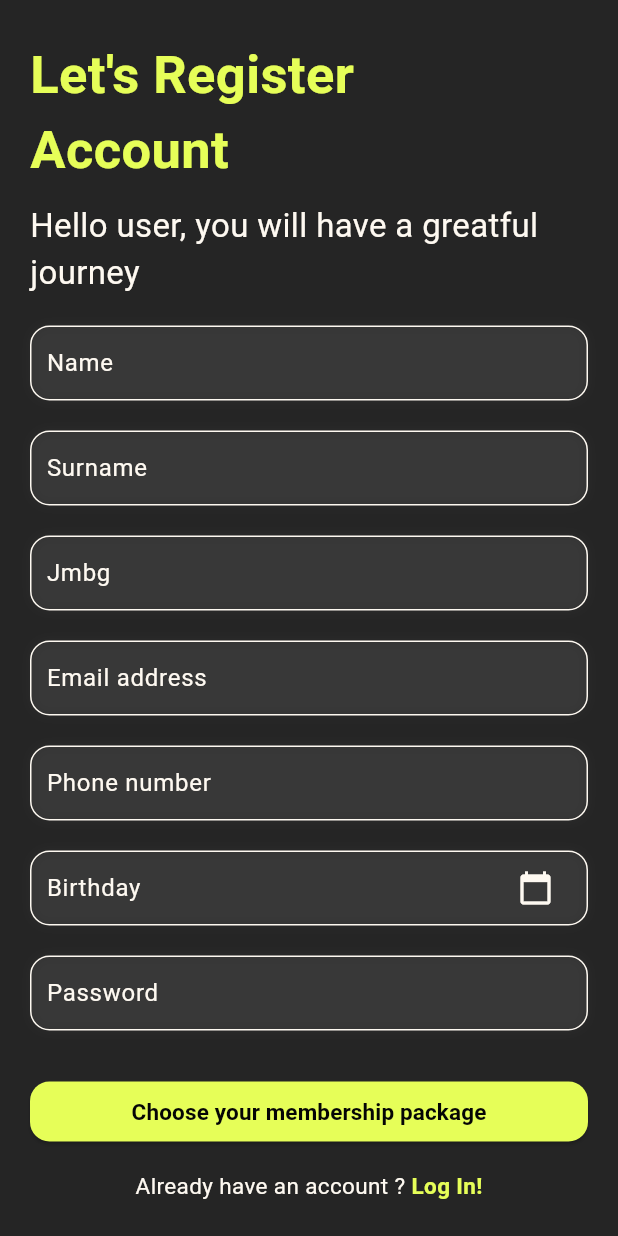
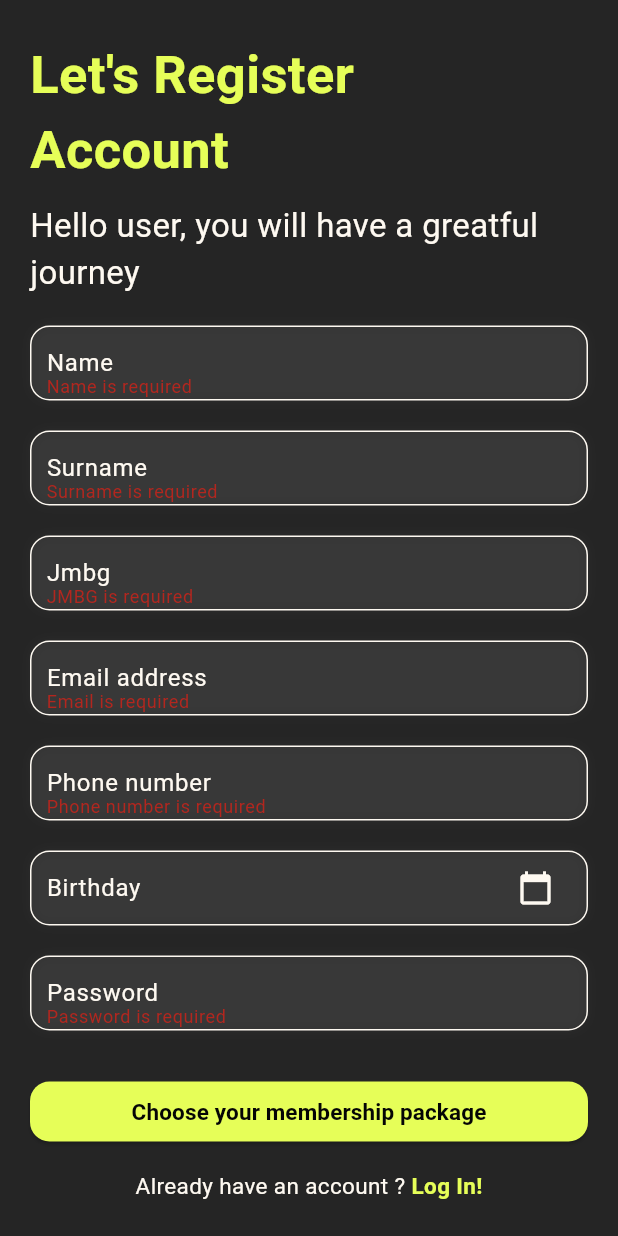
Before and after one commit to sandrakovacevicc/FitnessSystem-Flutter-Mobile, a Flutter app: the SignIn screen opened by its route, after a tap on "Choose your membership package", on a phone screen of 412 x 824 dp. Run offline on Flutter 3.47's test engine with Material 3 defaults, Android fonts, the phone set to English and light mode, and no system bars; our stand-ins replace curved_navigation_bar, hexcolor, jwt_decoder, shared_preferences; accounts and stored records are empty; network calls fail.

Commit message:
registration done

```diff
--- a/lib/main.dart
+++ b/lib/main.dart
@@ -61,7 +61,7 @@ void main() {
                   },
                 );
             }
-        },
+          }
       ),
     ),
   );
--- a/lib/models/user.dart
+++ b/lib/models/user.dart
@@ -35,6 +35,7 @@ class User {
     DateTime? birthdate,
     String? mobileNumber,
     String? specialty,
+    String? password,
   }) {
     return User(
       name: name ?? this.name,
@@ -46,6 +47,7 @@ class User {
       birthdate: birthdate ?? this.birthdate,
       mobileNumber: mobileNumber ?? this.mobileNumber,
       specialty: specialty ?? this.specialty,
+      password: password?? this.password,
     );
   }
 }
--- a/lib/screens/sign_in.dart
+++ b/lib/screens/sign_in.dart
@@ -2,6 +2,7 @@ import 'package:flutter/material.dart';
 import 'package:fytness_system/utils/global_colors.dart';
 import 'package:fytness_system/widgets/global_button.dart';
 import 'package:fytness_system/widgets/global_text_form.dart';
+import 'package:fytness_system/models/user.dart';
 
 class SignIn extends StatefulWidget {
   const SignIn({super.key});
@@ -23,15 +24,16 @@ class _SignInState extends State<SignIn> {
 
   void _submit() {
     if (_formKey.currentState?.validate() ?? false) {
-      final userData = {
-        'name': nameController.text,
-        'surname': surnameController.text,
-        'jmbg': jmbgController.text,
-        'email': emailController.text,
-        'phone': phoneController.text,
-        'birthday': birthdayController.text,
-        'password': passwordController.text,
-      };
+      final User userData = User(
+        name: nameController.text,
+        surname: surnameController.text,
+        email: emailController.text,
+        jmbg: jmbgController.text,
+        role: 'Client',
+        birthdate: DateTime.tryParse(birthdayController.text),
+        mobileNumber: phoneController.text,
+        password: passwordController.text,
+      );
 
       Navigator.pushNamed(context, 'membershipPackages/', arguments: userData);
     }
@@ -91,6 +93,7 @@ class _SignInState extends State<SignIn> {
             width: double.infinity,
             padding: const EdgeInsets.fromLTRB(20, 25, 20, 20),
             child: Form(
+              key: _formKey,
               child: Column(
                 crossAxisAlignment: CrossAxisAlignment.start,
                 children: [
@@ -213,9 +216,7 @@ class _SignInState extends State<SignIn> {
                   Center(
                     child: GlobalButton(
                       text: 'Choose your membership package',
-                      onPressed: () {
-                        _submit();
-                      },
+                      onPressed: _submit,
                       backgroundColor: const Color(0xFFE6FE58),
                       textColor: const Color(0xFF050505),
                       width: double.infinity,
@@ -255,5 +256,4 @@ class _SignInState extends State<SignIn> {
       ),
     );
   }
-
 }
--- a/lib/widgets/global_membership_package_card.dart
+++ b/lib/widgets/global_membership_package_card.dart
@@ -11,8 +11,8 @@ class GlobalCard extends StatelessWidget {
     return {
       'student paket': 'assets/hiit.jpg',
       'regular paket': 'assets/package.jpg',
-      'polugodisnji paket': 'assets/polugodisnji_packet.jpg',
-      'godisnji paket': 'assets/godisnji_packet.jpg',
+      'polugodisnji paket': 'assets/hiit.jpg',
+      'godisnji paket': 'assets/hiit.jpg',
     }[packageName.toLowerCase()] ?? 'assets/default.jpg';
   }
 
```
Also changed, not shown: lib/screens/membership_packages.dart (+16 -10 lines), lib/services/auth_service.dart (+18 -2 lines), lib/screens/logIn.dart (indentation only), lib/screens/main_screen.dart (line endings or trailing spaces). Lines whose indentation alone changed are shown as unchanged.
